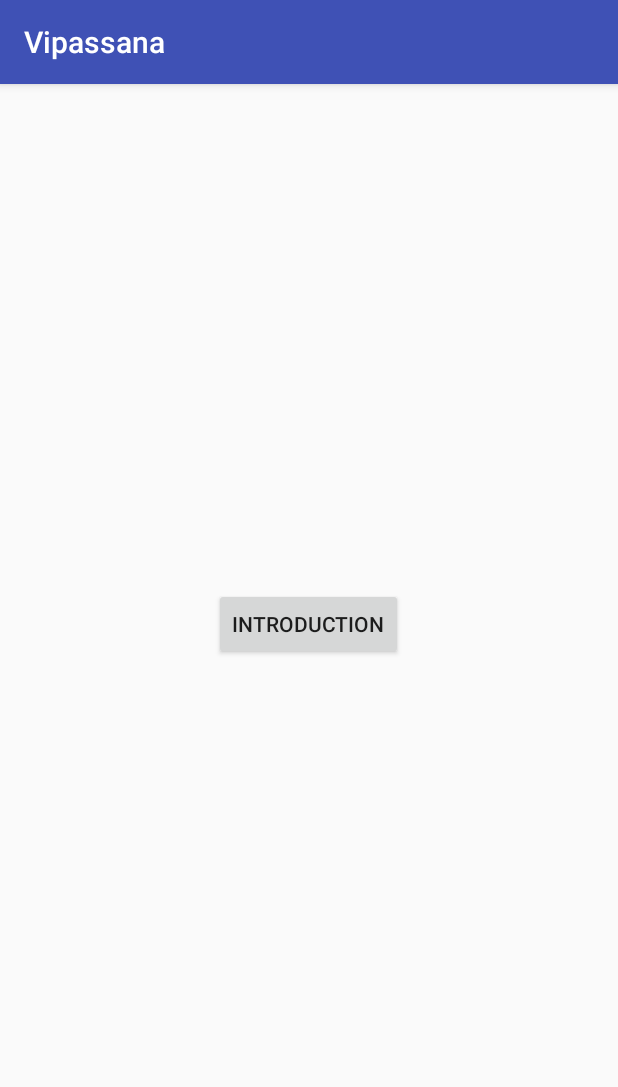
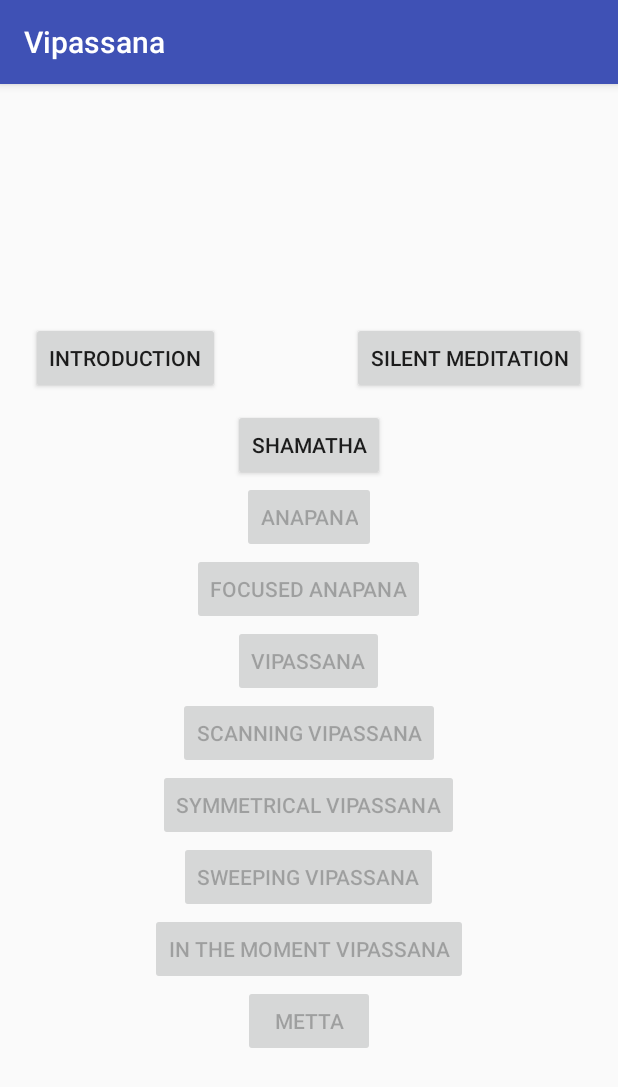
Before and after one commit to happyruss/vipassana_android, an Android app: the screen it shows after launch (MainActivity), on a phone screen of 412 x 824 dp. Shown: the top 1087 px of the screen. Run offline under Robolectric (Android 15) with nearby library versions, the phone set to English and light mode, and no system bars.

Commit message:
ui changes

```diff
--- a/app/src/main/java/com/guidedmeditationtreks/vipassana/MainActivity.java
+++ b/app/src/main/java/com/guidedmeditationtreks/vipassana/MainActivity.java
@@ -11,26 +11,28 @@ import android.widget.ToggleButton;
 import com.guidedmeditationtreks.vipassana.managers.VipassanaManager;
 import com.guidedmeditationtreks.vipassana.models.TrackDelegate;
 
+import org.w3c.dom.Text;
+
 public class MainActivity extends AppCompatActivity implements TrackDelegate {
 
     public static final String PREFS_NAME = "VipassanaPrefs";
     private VipassanaManager vipassanaManager;
 
-    private TextView countdownLabel;
-
     private Button introButton;
     private ToggleButton playPauseButton;
-
+    private TextView timerTextView;
     private Button timerButton;
     private Button shamathaButton;
     private Button anapanaButton;
     private Button focusedAnapanaButton;
     private Button topToBottomVipassanaButton;
+    private Button scanningVipassanaButton;
+    private Button symmetricalVipassanaButton;
     private Button sweepingVipassanaButton;
-    private Button symmetricalVipassanaButton;
-    private Button scanningVipassanaButton;
     private Button inTheMomentVipassanaButton;
     private Button mettaButton;
+
+    private boolean isInMeditation = false;
 
     public  void didTapMeditationButton(View v) {
         int trackLevel = Integer.parseInt((String)v.getTag());
@@ -44,23 +46,33 @@ public class MainActivity extends AppCompatActivity implements TrackDelegate {
     private void secureButtons() {
         int enabledLevel = vipassanaManager.getUserCompletedTrackLevel() + 1;
         introButton.setEnabled(true);
-//        timerButton.setEnabled(true);
-//        shamathaButton.setEnabled(enabledLevel >= 1);
-//        anapanaButton.setEnabled( enabledLevel >= 2);
-//        focusedAnapanaButton.setEnabled( enabledLevel >= 3);
-//        topToBottomVipassanaButton.setEnabled( enabledLevel >= 4);
-//        sweepingVipassanaButton.setEnabled( enabledLevel >= 5);
-//        symmetricalVipassanaButton.setEnabled( enabledLevel >= 6);
-//        scanningVipassanaButton.setEnabled( enabledLevel >= 7);
-//        inTheMomentVipassanaButton.setEnabled( enabledLevel >= 8);
-//        mettaButton.setEnabled(enabledLevel >= 9);
+        timerButton.setEnabled(true);
+        shamathaButton.setEnabled(enabledLevel >= 1);
+        anapanaButton.setEnabled( enabledLevel >= 2);
+        focusedAnapanaButton.setEnabled( enabledLevel >= 3);
+        topToBottomVipassanaButton.setEnabled( enabledLevel >= 4);
+        scanningVipassanaButton.setEnabled( enabledLevel >= 5);
+        symmetricalVipassanaButton.setEnabled( enabledLevel >= 6);
+        sweepingVipassanaButton.setEnabled( enabledLevel >= 7);
+        inTheMomentVipassanaButton.setEnabled( enabledLevel >= 8);
+        mettaButton.setEnabled(enabledLevel >= 9);
     }
 
     private void connectView() {
         playPauseButton = findViewById(R.id.playPauseButton);
         playPauseButton.setVisibility(View.INVISIBLE);
-
+        timerTextView = findViewById(R.id.timerTextView);
         introButton = findViewById(R.id.introButton);
+        shamathaButton = findViewById(R.id.shamathaButton);
+        anapanaButton = findViewById(R.id.anapanaButton);
+        focusedAnapanaButton = findViewById(R.id.focusedAnapanaButton);
+        topToBottomVipassanaButton = findViewById(R.id.vipassanaButton);
+        scanningVipassanaButton = findViewById(R.id.scanningVipassanaButton);
+        sweepingVipassanaButton = findViewById(R.id.sweepingVipassanButton);
+        symmetricalVipassanaButton = findViewById(R.id.symmetricalVipassanaButton);
+        inTheMomentVipassanaButton = findViewById(R.id.inTheMomentVipassanaButton);
+        mettaButton = findViewById(R.id.mettaButton);
+        timerButton = findViewById(R.id.silentTimerButton);
     }
 
     @Override
@@ -75,12 +87,16 @@ public class MainActivity extends AppCompatActivity implements TrackDelegate {
 
     @Override
     public void trackTimeRemainingUpdated(int timeRemaining) {
-
+        String timeRemainingString = String.format("%02d:%02d", timeRemaining / 60, ((timeRemaining % 3600) % 60));
+        timerTextView.setText(timeRemainingString);
     }
 
     @Override
     public void trackEnded() {
-
+        vipassanaManager.userCompletedTrack();
+        playPauseButton.setVisibility(View.INVISIBLE);
+        isInMeditation = false;
+        secureButtons();
     }
 
     private void runMeditationWithGap(int gapAmount) {
@@ -95,6 +111,7 @@ public class MainActivity extends AppCompatActivity implements TrackDelegate {
 
         if (!vipassanaManager.isMultiPart()) {
             this.runMeditationWithGap(0);
+            isInMeditation = true;
         } else {
             //present the popup
 
--- a/app/src/main/java/com/guidedmeditationtreks/vipassana/managers/TrackTemplateFactory.java
+++ b/app/src/main/java/com/guidedmeditationtreks/vipassana/managers/TrackTemplateFactory.java
@@ -17,7 +17,7 @@ public class TrackTemplateFactory {
 
     public TrackTemplateFactory() {
 
-        trackTemplates = new TrackTemplate[10];
+        trackTemplates = new TrackTemplate[11];
 
         trackTemplates[0] = new TrackTemplate("Introduction", R.raw.introduction, 0);
 
@@ -39,6 +39,8 @@ public class TrackTemplateFactory {
 
         trackTemplates[9] = new TrackTemplate( "Metta", R.raw.metapana, 0);
 
+        trackTemplates[10] = new TrackTemplate( "Silent Meditation", R.raw.bellstarting, R.raw.bellclosing);
+
     }
 
     public TrackTemplate[] getTrackTemplates() {
--- a/app/src/main/java/com/guidedmeditationtreks/vipassana/managers/VipassanaManager.java
+++ b/app/src/main/java/com/guidedmeditationtreks/vipassana/managers/VipassanaManager.java
@@ -54,6 +54,7 @@ public class VipassanaManager {
     }
 
     public void playTrackFromBeginning(int gapDuration) {
+        stop();
         activeTrack.setGapDuration(gapDuration);
         this.activeTrack.playFromBeginning();
     }
--- a/app/src/main/java/com/guidedmeditationtreks/vipassana/models/Track.java
+++ b/app/src/main/java/com/guidedmeditationtreks/vipassana/models/Track.java
@@ -37,11 +37,11 @@ public class Track {
         this.playerPart1 = MediaPlayer.create(context, trackTemplate.getPart1Resource());
         //playerPart1.start(); // no need to call prepare(); create() does that for you
 
-        this.part1Duration = this.playerPart1.getDuration();
+        this.part1Duration = this.playerPart1.getDuration() / 1000;
 
         if (this.trackTemplate.isMultiPart()) {
             this.playerPart2 = MediaPlayer.create(context, trackTemplate.getPart2Resource());
-            this.part2Duration = this.playerPart2.getDuration();
+            this.part2Duration = this.playerPart2.getDuration() / 1000;
             this.minimumDuration = this.part1Duration + this.part2Duration;
         } else {
             this.minimumDuration = this.part1Duration;
@@ -70,7 +70,8 @@ public class Track {
 
     private void createTimer(int seconds) {
 
-        timer = new CountDownTimer(seconds, 1000) {
+        int milliseconds = seconds * 1000;
+        timer = new CountDownTimer(milliseconds, 1000) {
 
             public void onTick(long millisUntilFinished) {
                 remainingTime--;
@@ -83,7 +84,7 @@ public class Track {
                 }
 
                 if(remainingTime > 0 && trackTemplate.isMultiPart()) {
-                    if (remainingTime < (part2Duration + 1)) {
+                    if (remainingTime < part2Duration) {
                         if(!playerPart2.isPlaying()) {
                             playerPart2.start();
                         }
@@ -92,6 +93,7 @@ public class Track {
             }
 
             public void onFinish() {
+                delegate.trackTimeRemainingUpdated(0);
                 delegate.trackEnded();
             }
 
--- a/app/src/main/java/com/guidedmeditationtreks/vipassana/models/TrackTemplate.java
+++ b/app/src/main/java/com/guidedmeditationtreks/vipassana/models/TrackTemplate.java
@@ -14,15 +14,6 @@ import java.io.File;
 public class TrackTemplate {
 
     private String name;
-    private String part1FileName;
-    private MediaPlayer part1MediaPlayer;
-    private int part1Duration;
-
-    private String part2FileName;
-    private MediaPlayer part2MediaPlayer;
-    private int part2Duration;
-
-    private int minimumDuration;
     private boolean isMultiPart;
 
     private int part1Resource;
@@ -34,7 +25,7 @@ public class TrackTemplate {
         this.part1Resource = part1Resource;
 
         try {
-            if (part2FileName != null) {
+            if (part2Resource != 0) {
                 this.part2Resource = part2Resource;
                 this.isMultiPart = true;
             } else {
--- a/app/src/main/res/layout/activity_main.xml
+++ b/app/src/main/res/layout/activity_main.xml
@@ -11,6 +11,24 @@
         android:layout_height="match_parent"
         android:orientation="vertical"
         android:layout_margin="10dp"
+        android:gravity="center"
+        android:focusable="true"
+        android:focusableInTouchMode="true">
+
+        <TextView
+            android:id="@+id/timerTextView"
+            android:layout_width="wrap_content"
+            android:layout_height="wrap_content"
+            android:text=""
+            android:gravity="center"
+            android:textAppearance="?android:attr/textAppearanceLarge"/>
+
+
+        <LinearLayout xmlns:android="http://schemas.android.com/apk/res/android"
+        android:orientation="horizontal"
+        android:layout_margin="10dp"
+        android:layout_width="wrap_content"
+        android:layout_height="wrap_content"
         android:gravity="center"
         android:focusable="true"
         android:focusableInTouchMode="true">
@@ -35,6 +53,108 @@
             android:gravity="center"
             />
 
+        <Button
+            android:id="@+id/silentTimerButton"
+            android:tag="10"
+            android:layout_width="wrap_content"
+            android:layout_height="wrap_content"
+            android:text="Silent Meditation"
+            android:onClick="didTapMeditationButton"
+            android:gravity="center"
+            />
+
+    </LinearLayout>
+
+        <Button
+            android:id="@+id/shamathaButton"
+            android:tag="1"
+            android:layout_width="wrap_content"
+            android:layout_height="wrap_content"
+            android:text="Shamatha"
+            android:onClick="didTapMeditationButton"
+            android:gravity="center"
+            />
+
+        <Button
+            android:id="@+id/anapanaButton"
+            android:tag="2"
+            android:layout_width="wrap_content"
+            android:layout_height="wrap_content"
+            android:text="Anapana"
+            android:onClick="didTapMeditationButton"
+            android:gravity="center"
+            />
+
+        <Button
+            android:id="@+id/focusedAnapanaButton"
+            android:tag="3"
+            android:layout_width="wrap_content"
+            android:layout_height="wrap_content"
+            android:text="Focused Anapana"
+            android:onClick="didTapMeditationButton"
+            android:gravity="center"
+            />
+
+        <Button
+            android:id="@+id/vipassanaButton"
+            android:tag="4"
+            android:layout_width="wrap_content"
+            android:layout_height="wrap_content"
+            android:text="Vipassana"
+            android:onClick="didTapMeditationButton"
+            android:gravity="center"
+            />
+
+        <Button
+            android:id="@+id/scanningVipassanaButton"
+            android:tag="5"
+            android:layout_width="wrap_content"
+            android:layout_height="wrap_content"
+            android:text="Scanning Vipassana"
+            android:onClick="didTapMeditationButton"
+            android:gravity="center"
+            />
+
+        <Button
+            android:id="@+id/symmetricalVipassanaButton"
+            android:tag="6"
+            android:layout_width="wrap_content"
+            android:layout_height="wrap_content"
+            android:text="Symmetrical Vipassana"
+            android:onClick="didTapMeditationButton"
+            android:gravity="center"
+            />
+
+        <Button
+            android:id="@+id/sweepingVipassanButton"
+            android:tag="7"
+            android:layout_width="wrap_content"
+            android:layout_height="wrap_content"
+            android:text="Sweeping Vipassana"
+            android:onClick="didTapMeditationButton"
+            android:gravity="center"
+            />
+
+        <Button
+            android:id="@+id/inTheMomentVipassanaButton"
+            android:tag="8"
+            android:layout_width="wrap_content"
+            android:layout_height="wrap_content"
+            android:text="In the Moment Vipassana"
+            android:onClick="didTapMeditationButton"
+            android:gravity="center"
+            />
+
+        <Button
+            android:id="@+id/mettaButton"
+            android:tag="9"
+            android:layout_width="wrap_content"
+            android:layout_height="wrap_content"
+            android:text="Metta"
+            android:onClick="didTapMeditationButton"
+            android:gravity="center"
+            />
+
 
     </LinearLayout>
 
```
